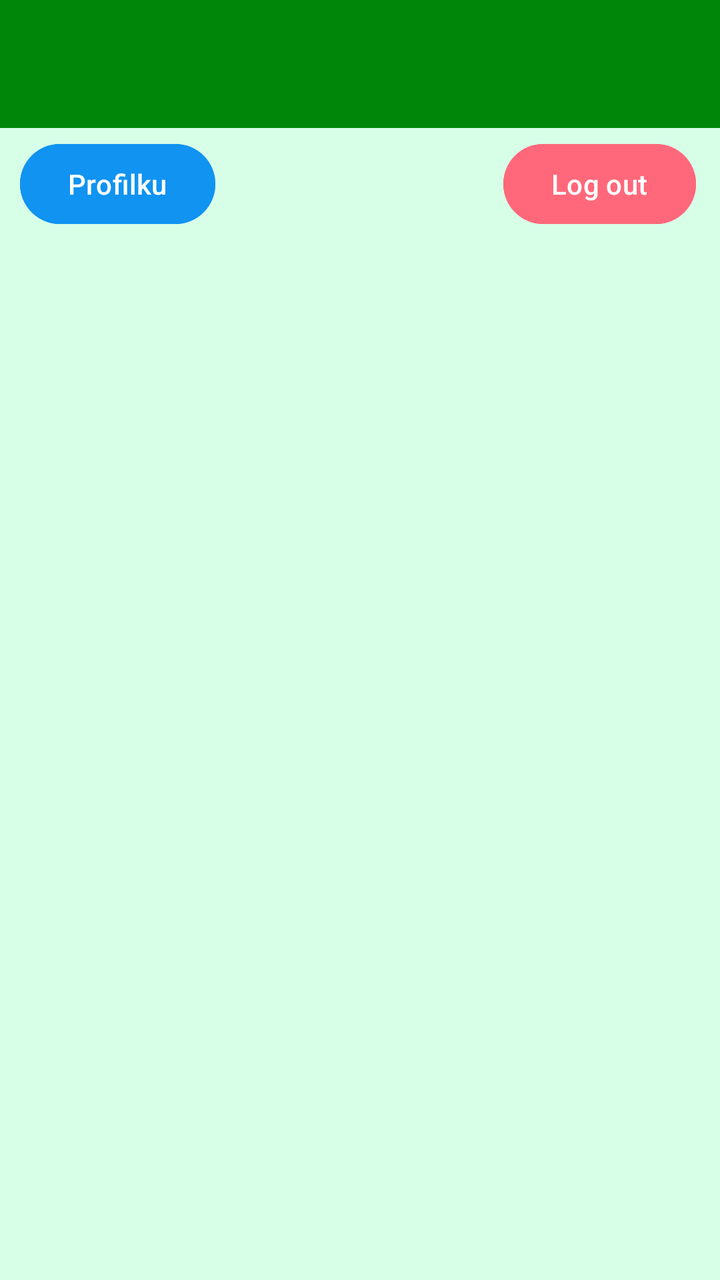
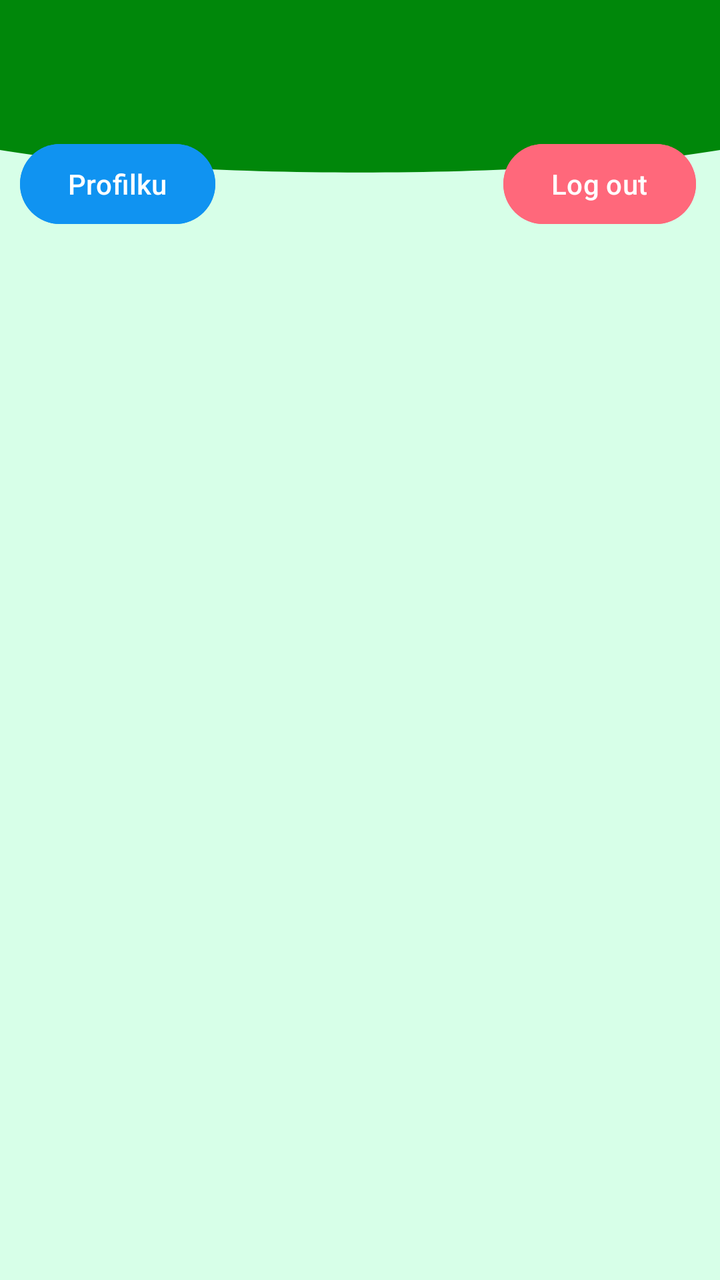

An Android layout rendered at two revisions. The XML below is the earlier revision; the diff shows what the commit changed to produce the second picture.
<!-- AndroidManifest.xml: application theme Theme.Mrstango -->
<!-- res/layout/fragment_home.xml -->
<?xml version="1.0" encoding="utf-8"?>
<androidx.constraintlayout.widget.ConstraintLayout xmlns:android="http://schemas.android.com/apk/res/android"
    xmlns:tools="http://schemas.android.com/tools"
    android:layout_width="match_parent"
    android:layout_height="match_parent"
    android:background="@color/light_green"
    xmlns:app="http://schemas.android.com/apk/res-auto"
    tools:context=".Home.HomeFragment">

    
    <androidx.recyclerview.widget.RecyclerView
        android:id="@+id/rv_consoles"
        android:layout_width="match_parent"
        android:layout_height="0dp"
        android:layout_marginTop="8dp"
        app:layoutManager="androidx.recyclerview.widget.GridLayoutManager"
        app:spanCount="2"
        app:layout_constraintBottom_toBottomOf="parent"
        app:layout_constraintEnd_toEndOf="parent"
        app:layout_constraintStart_toStartOf="parent"
        app:layout_constraintTop_toBottomOf="@+id/btnLogout"
        tools:listitem="@layout/console_card"
        android:padding="8dp"
        android:clipToPadding="false"/>
    

    <androidx.appcompat.widget.Toolbar
        android:id="@+id/toolbar"
        android:layout_width="match_parent"
        android:layout_height="?attr/actionBarSize"
        android:background="?attr/colorPrimary"
        android:backgroundTint="@color/dark_green"
        app:layout_constraintEnd_toEndOf="parent"
        app:layout_constraintStart_toStartOf="parent"
        app:layout_constraintTop_toTopOf="parent"
        app:subtitleTextColor="@android:color/white"
        app:titleTextColor="@android:color/white"
        app:layout_scrollFlags="enterAlways|scroll"/>

    <Button
        android:id="@+id/btnLogout"
        android:layout_width="wrap_content"
        android:layout_height="wrap_content"
        android:layout_marginTop="4dp"
        android:backgroundTint="@color/light_red"
        android:text="Log out"
        app:layout_constraintEnd_toEndOf="parent"
        app:layout_constraintHorizontal_bias="0.955"
        app:layout_constraintStart_toStartOf="parent"
        app:layout_constraintTop_toBottomOf="@+id/toolbar" />

    <Button
        android:id="@+id/btnProfile"
        android:layout_width="wrap_content"
        android:layout_height="wrap_content"
        android:layout_marginTop="4dp"
        android:backgroundTint="@color/blue_100"
        android:text="Profilku"
        app:layout_constraintEnd_toEndOf="parent"
        app:layout_constraintHorizontal_bias="0.038"
        app:layout_constraintStart_toStartOf="parent"
        app:layout_constraintTop_toBottomOf="@+id/toolbar" />

</androidx.constraintlayout.widget.ConstraintLayout>
<!-- res/layout/console_card.xml (included above) -->
<?xml version="1.0" encoding="utf-8"?>
<androidx.constraintlayout.widget.ConstraintLayout
    xmlns:android="http://schemas.android.com/apk/res/android"
    xmlns:app="http://schemas.android.com/apk/res-auto"
    android:padding="16dp"
    android:layout_width="match_parent"
    android:layout_height="wrap_content">

    <androidx.cardview.widget.CardView
        android:layout_width="match_parent"
        android:layout_height="wrap_content"
        app:cardCornerRadius="12dp"
        app:cardElevation="4dp"
        app:layout_constraintTop_toTopOf="parent">

        <androidx.constraintlayout.widget.ConstraintLayout
            android:padding="8dp"
            android:layout_width="match_parent"
            android:layout_height="wrap_content">

            
            <ImageView
                android:id="@+id/img_console"
                android:layout_width="match_parent"
                android:layout_height="150dp"
                android:src="@drawable/ps5_u1"
                app:layout_constraintTop_toTopOf="parent" />

            
            <TextView
                android:id="@+id/tv_console_name"
                android:layout_width="match_parent"
                android:layout_height="wrap_content"
                android:text="PlayStation 5"
                android:textSize="20sp"
                android:textStyle="bold"
                app:layout_constraintTop_toBottomOf="@id/img_console" />

            
            <TextView
                android:id="@+id/tv_console_price"
                android:layout_width="match_parent"
                android:layout_height="wrap_content"
                android:text="Rp 15.000 / Jam"
                app:layout_constraintTop_toBottomOf="@id/tv_console_name" />

        </androidx.constraintlayout.widget.ConstraintLayout>
    </androidx.cardview.widget.CardView>
</androidx.constraintlayout.widget.ConstraintLayout>
<!-- resources referenced by this layout -->
<resources>
  <color name="blue_100">#1093f1</color>
  <color name="dark_green">#00870A</color>
  <color name="light_green">#D7FFE8</color>
  <color name="light_red">#FF687B</color>
  <!-- drawable ps5_u1: png bitmap (drawable, 281390 bytes) -->
  <style name="Theme.Mrstango" parent="Base.Theme.Mrstango" />
  <style name="Base.Theme.Mrstango" parent="Theme.Material3.DayNight.NoActionBar">
          
          
      </style>
</resources>

<!-- the commit's change to res/layout/fragment_home.xml (unified diff, before → after) -->
@@ -6,6 +6,16 @@
     android:background="@color/light_green"
     xmlns:app="http://schemas.android.com/apk/res-auto"
     tools:context=".Home.HomeFragment">
+
+    <View
+        android:id="@+id/background_header"
+        android:layout_width="0dp"
+        android:layout_height="100dp"
+        android:backgroundTint="@color/dark_green"
+        android:background="@drawable/bg_header_wave"
+        app:layout_constraintStart_toStartOf="parent"
+        app:layout_constraintEnd_toEndOf="parent"
+        app:layout_constraintTop_toTopOf="parent"/>
 
     
     <androidx.recyclerview.widget.RecyclerView
<!-- resource entries referenced after the edit -->
@@ -4,6 +4,25 @@
   <color name="dark_green">#00870A</color>
   <color name="light_green">#D7FFE8</color>
   <color name="light_red">#FF687B</color>
+  <!-- drawable bg_header_wave (drawable) -->
+  <vector xmlns:android="http://schemas.android.com/apk/res/android"
+      android:width="100dp"
+      android:height="100dp"
+      android:viewportWidth="100"
+      android:viewportHeight="100">
+  
+      
+      <path
+          android:fillColor="?attr/colorPrimary"
+          android:pathData="
+              M0,0
+              L100,0
+              L100,75
+              C 75,90
+                25,90
+                0,75
+              Z" />
+  </vector>
   <!-- drawable ps5_u1: png bitmap (drawable, 281390 bytes) -->
   <style name="Theme.Mrstango" parent="Base.Theme.Mrstango" />
   <style name="Base.Theme.Mrstango" parent="Theme.Material3.DayNight.NoActionBar">
